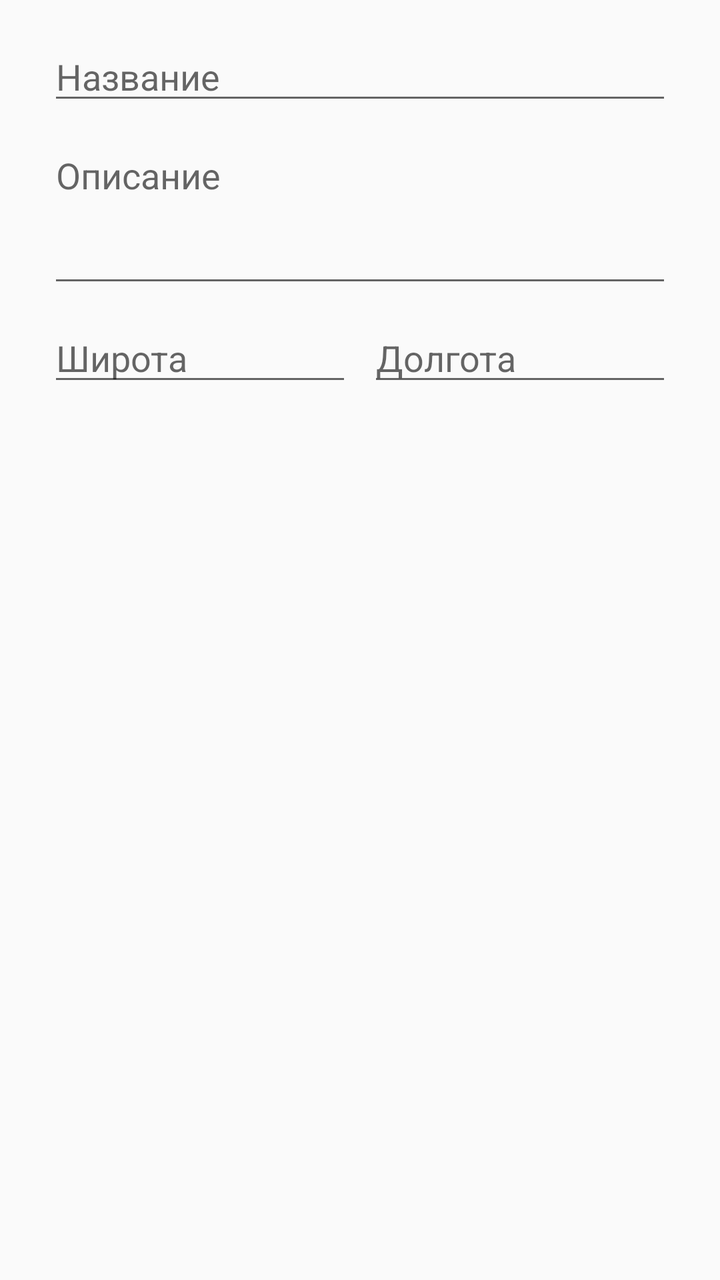
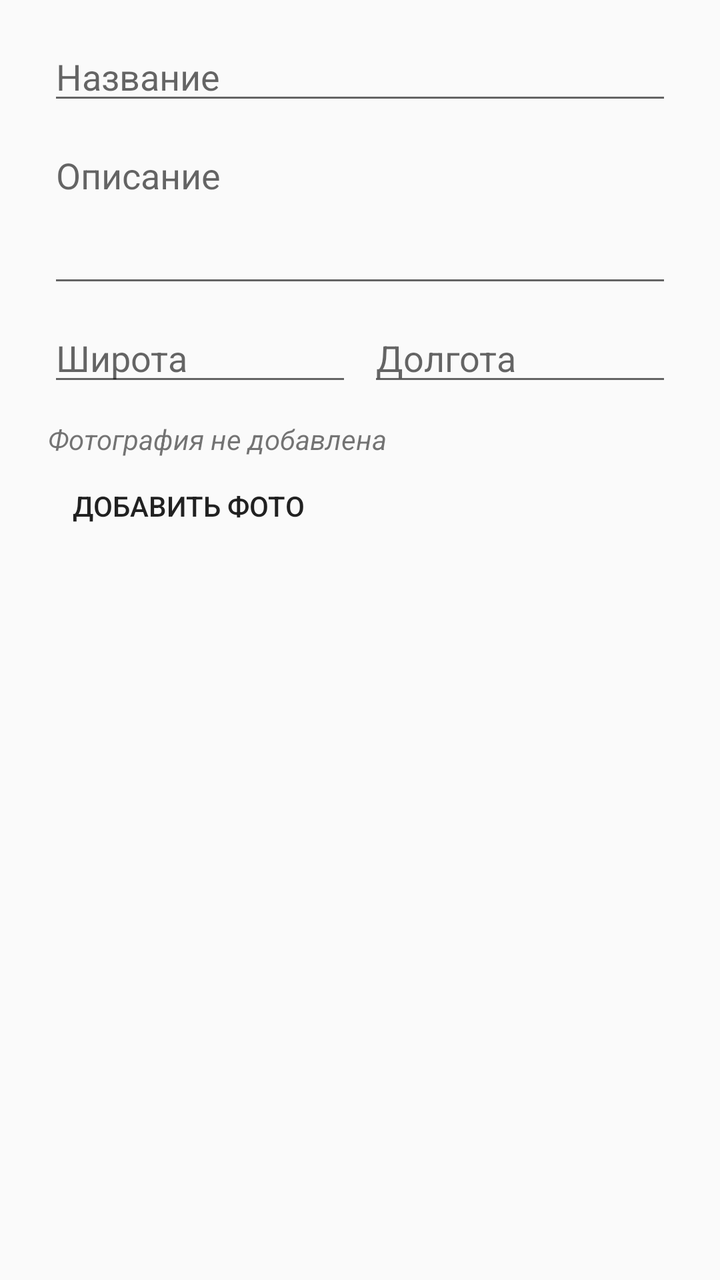

Two renders of the same Android screen: before a commit and after it. Below are the layout's source before the change and the commit's diff.
<!-- AndroidManifest.xml: application theme Theme.M16NewPermissions -->
<!-- res/layout/dialog_add_attraction.xml -->
<?xml version="1.0" encoding="utf-8"?>
<LinearLayout xmlns:android="http://schemas.android.com/apk/res/android"
    android:layout_width="match_parent"
    android:layout_height="wrap_content"
    android:orientation="vertical"
    android:paddingStart="24dp"
    android:paddingEnd="24dp"
    android:paddingTop="16dp"
    android:paddingBottom="8dp">

    <EditText
        android:id="@+id/nameEditText"
        android:layout_width="match_parent"
        android:layout_height="wrap_content"
        android:hint="@string/attraction_name_hint"
        android:inputType="textCapSentences"
        android:maxLines="1"
        android:importantForAutofill="no" />

    <EditText
        android:id="@+id/descriptionEditText"
        android:layout_width="match_parent"
        android:layout_height="wrap_content"
        android:layout_marginTop="8dp"
        android:hint="@string/attraction_description_hint"
        android:inputType="textCapSentences|textMultiLine"
        android:minLines="3"
        android:gravity="top|start"
        android:importantForAutofill="no" />

    
    <LinearLayout
        android:layout_width="match_parent"
        android:layout_height="wrap_content"
        android:layout_marginTop="8dp"
        android:orientation="horizontal">

        <EditText
            android:id="@+id/latitudeEditText"
            android:layout_width="0dp"
            android:layout_height="wrap_content"
            android:layout_weight="1"
            android:hint="@string/attraction_latitude_hint"
            android:inputType="numberDecimal|numberSigned"
            android:maxLines="1"
            android:importantForAutofill="no" />

        <EditText
            android:id="@+id/longitudeEditText"
            android:layout_width="0dp"
            android:layout_height="wrap_content"
            android:layout_weight="1"
            android:layout_marginStart="8dp"
            android:hint="@string/attraction_longitude_hint"
            android:inputType="numberDecimal|numberSigned"
            android:maxLines="1"
            android:importantForAutofill="no" />
    </LinearLayout>

    
    <TextView
        android:id="@+id/dragHintTextView"
        android:layout_width="match_parent"
        android:layout_height="wrap_content"
        android:layout_marginTop="8dp"
        android:text="@string/edit_marker_drag_hint"
        android:textStyle="italic"
        android:visibility="gone" />
</LinearLayout>
<!-- resources referenced by this layout -->
<resources>
  <string name="attraction_description_hint">Описание</string>
  <string name="attraction_latitude_hint">Широта</string>
  <string name="attraction_longitude_hint">Долгота</string>
  <string name="attraction_name_hint">Название</string>
  <string name="edit_marker_drag_hint">Метку можно перетащить по карте долгим нажатием</string>
  <style name="Theme.M16NewPermissions" parent="Theme.AppCompat.Light.NoActionBar">
          
          <item name="colorPrimary">@color/purple_500</item>
          <item name="colorPrimaryDark">@color/purple_700</item>
          <item name="colorAccent">@color/teal_200</item>
      </style>
  <color name="purple_500">#FF6200EE</color>
  <color name="purple_700">#FF3700B3</color>
  <color name="teal_200">#FF03DAC5</color>
</resources>

<!-- the commit's change to res/layout/dialog_add_attraction.xml (unified diff, before → after) -->
@@ -1,69 +1,115 @@
 <?xml version="1.0" encoding="utf-8"?>
-<LinearLayout xmlns:android="http://schemas.android.com/apk/res/android"
+<ScrollView xmlns:android="http://schemas.android.com/apk/res/android"
     android:layout_width="match_parent"
-    android:layout_height="wrap_content"
-    android:orientation="vertical"
-    android:paddingStart="24dp"
-    android:paddingEnd="24dp"
-    android:paddingTop="16dp"
-    android:paddingBottom="8dp">
+    android:layout_height="wrap_content">
 
-    <EditText
-        android:id="@+id/nameEditText"
-        android:layout_width="match_parent"
-        android:layout_height="wrap_content"
-        android:hint="@string/attraction_name_hint"
-        android:inputType="textCapSentences"
-        android:maxLines="1"
-        android:importantForAutofill="no" />
-
-    <EditText
-        android:id="@+id/descriptionEditText"
-        android:layout_width="match_parent"
-        android:layout_height="wrap_content"
-        android:layout_marginTop="8dp"
-        android:hint="@string/attraction_description_hint"
-        android:inputType="textCapSentences|textMultiLine"
-        android:minLines="3"
-        android:gravity="top|start"
-        android:importantForAutofill="no" />
-
-    
     <LinearLayout
         android:layout_width="match_parent"
         android:layout_height="wrap_content"
-        android:layout_marginTop="8dp"
-        android:orientation="horizontal">
+        android:orientation="vertical"
+        android:paddingStart="24dp"
+        android:paddingEnd="24dp"
+        android:paddingTop="16dp"
+        android:paddingBottom="8dp">
 
         <EditText
-            android:id="@+id/latitudeEditText"
-            android:layout_width="0dp"
+            android:id="@+id/nameEditText"
+            android:layout_width="match_parent"
             android:layout_height="wrap_content"
-            android:layout_weight="1"
-            android:hint="@string/attraction_latitude_hint"
-            android:inputType="numberDecimal|numberSigned"
+            android:hint="@string/attraction_name_hint"
+            android:inputType="textCapSentences"
             android:maxLines="1"
             android:importantForAutofill="no" />
 
         <EditText
-            android:id="@+id/longitudeEditText"
-            android:layout_width="0dp"
+            android:id="@+id/descriptionEditText"
+            android:layout_width="match_parent"
             android:layout_height="wrap_content"
-            android:layout_weight="1"
-            android:layout_marginStart="8dp"
-            android:hint="@string/attraction_longitude_hint"
-            android:inputType="numberDecimal|numberSigned"
-            android:maxLines="1"
+            android:layout_marginTop="8dp"
+            android:hint="@string/attraction_description_hint"
+            android:inputType="textCapSentences|textMultiLine"
+            android:minLines="3"
+            android:gravity="top|start"
             android:importantForAutofill="no" />
+
+        
+        <LinearLayout
+            android:layout_width="match_parent"
+            android:layout_height="wrap_content"
+            android:layout_marginTop="8dp"
+            android:orientation="horizontal">
+
+            <EditText
+                android:id="@+id/latitudeEditText"
+                android:layout_width="0dp"
+                android:layout_height="wrap_content"
+                android:layout_weight="1"
+                android:hint="@string/attraction_latitude_hint"
+                android:inputType="numberDecimal|numberSigned"
+                android:maxLines="1"
+                android:importantForAutofill="no" />
+
+            <EditText
+                android:id="@+id/longitudeEditText"
+                android:layout_width="0dp"
+                android:layout_height="wrap_content"
+                android:layout_weight="1"
+                android:layout_marginStart="8dp"
+                android:hint="@string/attraction_longitude_hint"
+                android:inputType="numberDecimal|numberSigned"
+                android:maxLines="1"
+                android:importantForAutofill="no" />
+        </LinearLayout>
+
+        
+        <ImageView
+            android:id="@+id/photoImageView"
+            android:layout_width="match_parent"
+            android:layout_height="180dp"
+            android:layout_marginTop="12dp"
+            android:scaleType="centerCrop"
+            android:adjustViewBounds="true"
+            android:contentDescription="@string/attraction_photo_description"
+            android:visibility="gone" />
+
+        <TextView
+            android:id="@+id/photoHintTextView"
+            android:layout_width="match_parent"
+            android:layout_height="wrap_content"
+            android:layout_marginTop="12dp"
+            android:text="@string/attraction_photo_empty"
+            android:textStyle="italic" />
+
+        <LinearLayout
+            android:layout_width="match_parent"
+            android:layout_height="wrap_content"
+            android:orientation="horizontal">
+
+            <Button
+                android:id="@+id/addPhotoButton"
+                style="?android:attr/borderlessButtonStyle"
+                android:layout_width="wrap_content"
+                android:layout_height="wrap_content"
+                android:text="@string/action_add_photo" />
+
+            <Button
+                android:id="@+id/removePhotoButton"
+                style="?android:attr/borderlessButtonStyle"
+                android:layout_width="wrap_content"
+                android:layout_height="wrap_content"
+                android:layout_marginStart="8dp"
+                android:text="@string/action_remove_photo"
+                android:visibility="gone" />
+        </LinearLayout>
+
+        
+        <TextView
+            android:id="@+id/dragHintTextView"
+            android:layout_width="match_parent"
+            android:layout_height="wrap_content"
+            android:layout_marginTop="8dp"
+            android:text="@string/edit_marker_drag_hint"
+            android:textStyle="italic"
+            android:visibility="gone" />
     </LinearLayout>
-
-    
-    <TextView
-        android:id="@+id/dragHintTextView"
-        android:layout_width="match_parent"
-        android:layout_height="wrap_content"
-        android:layout_marginTop="8dp"
-        android:text="@string/edit_marker_drag_hint"
-        android:textStyle="italic"
-        android:visibility="gone" />
-</LinearLayout>
+</ScrollView>
<!-- resource entries referenced after the edit -->
@@ -1,9 +1,13 @@
 <!-- resources referenced by this layout -->
 <resources>
+  <string name="action_add_photo">Добавить фото</string>
+  <string name="action_remove_photo">Удалить фото</string>
   <string name="attraction_description_hint">Описание</string>
   <string name="attraction_latitude_hint">Широта</string>
   <string name="attraction_longitude_hint">Долгота</string>
   <string name="attraction_name_hint">Название</string>
+  <string name="attraction_photo_description">Фотография метки</string>
+  <string name="attraction_photo_empty">Фотография не добавлена</string>
   <string name="edit_marker_drag_hint">Метку можно перетащить по карте долгим нажатием</string>
   <style name="Theme.M16NewPermissions" parent="Theme.AppCompat.Light.NoActionBar">
           
